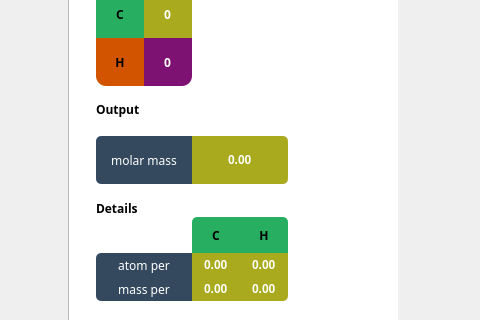
Qt form widget.ui (ACupofAir/Stoichiometric) before a commit; both pictures show x 154 to 634 and y 152 to 472 of the 774 by 812 pixel window.
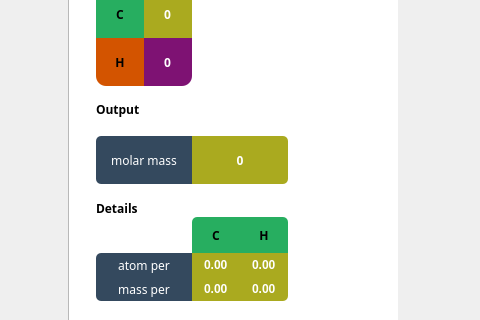
The same form after that commit.

Commit message: Fix the molar mass display

What changed in the file:
```diff
--- a/widget.ui
+++ b/widget.ui
@@ -480,7 +480,7 @@
                     </widget>
                    </item>
                    <item>
-                    <widget class="QDoubleSpinBox" name="molarMassDoubleSpinBox">
+                    <widget class="QLabel" name="molarMassDoubleSpinBox">
                      <property name="minimumSize">
                       <size>
                        <width>96</width>
@@ -493,8 +493,16 @@
                        <height>48</height>
                       </size>
                      </property>
+                     <property name="font">
+                      <font>
+                       <family>Cascadia Mono</family>
+                       <weight>75</weight>
+                       <italic>false</italic>
+                       <bold>true</bold>
+                      </font>
+                     </property>
                      <property name="styleSheet">
-                      <string notr="true">QDoubleSpinBox 
+                      <string notr="true">QLabel 
 {
 	border-top-right-radius:5px;
 	border-bottom-right-radius:5px;
@@ -512,6 +520,9 @@
 
 </string>
                      </property>
+                     <property name="text">
+                      <string>0</string>
+                     </property>
                      <property name="alignment">
                       <set>Qt::AlignCenter</set>
                      </property>
```
The commit also changes 5 other files.
